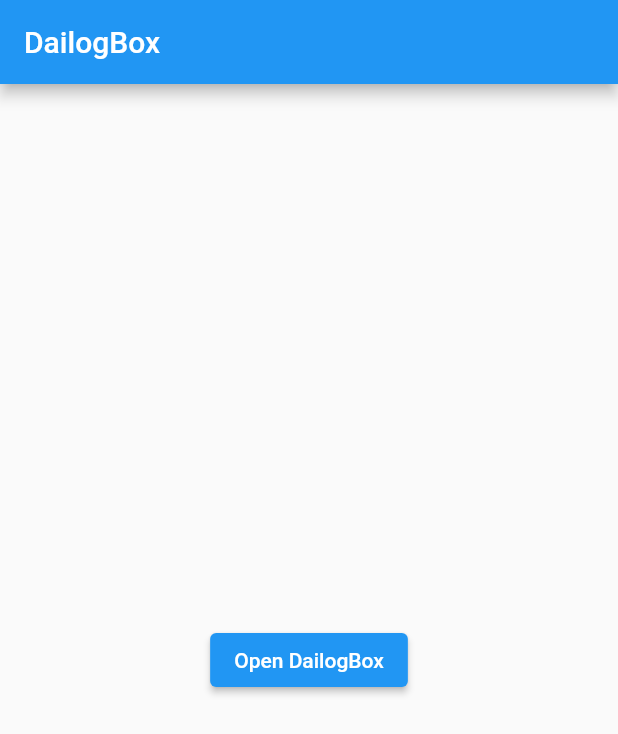
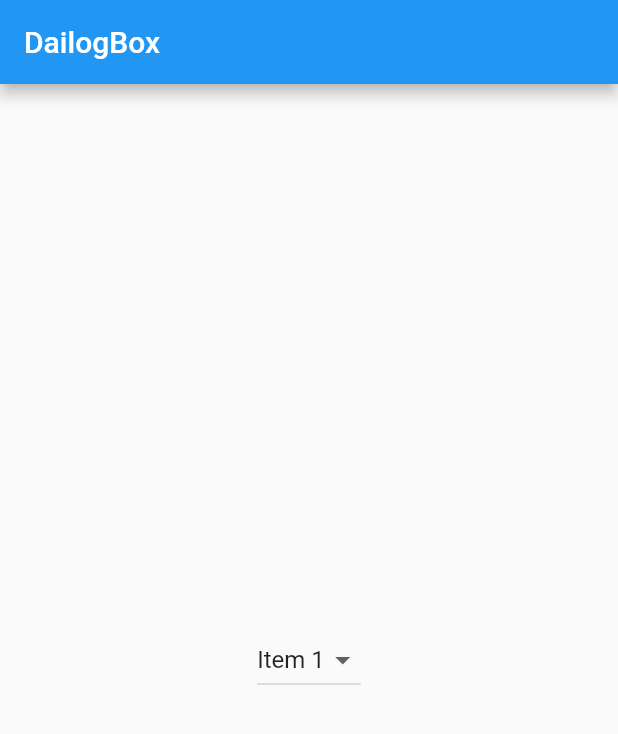
Before and after one commit to IsmailParacha/Fetch-Data-from-JSON-API, a Flutter app: the screen it shows after launch, on a phone screen of 412 x 824 dp. Shown: the top 734 px of the screen. Run offline on Flutter 3.47's test engine with Material 2 defaults, Android fonts, the phone set to English and light mode, and no system bars; our stand-ins replace animated_splash_screen, get; accounts and stored records are empty.

Commit message:
Simple DropDown buttom

```diff
--- /dev/null
+++ b/lib/DropDown Menu/DropDownMenu.dart
@@ -0,0 +1,33 @@
+import 'package:flutter/material.dart';
+
+class DropDownExample extends StatefulWidget {
+  const DropDownExample({super.key});
+
+  @override
+  State<DropDownExample> createState() => _DropDownExampleState();
+}
+
+class _DropDownExampleState extends State<DropDownExample> {
+  List<String> dropitem = ['Item 1', 'Item 2', 'item 3'];
+  String? selectedItem = 'Item 1';
+  @override
+  Widget build(BuildContext context) {
+    return Scaffold(
+        appBar: AppBar(
+          title: Text("DailogBox"),
+        ),
+        body: Center(
+          child: DropdownButton<String>(
+              value: selectedItem,
+              items: dropitem
+                  .map((item) => DropdownMenuItem<String>(
+                        value: item,
+                        child: Text(item),
+                      ))
+                  .toList(),
+              onChanged: (item) => setState(() {
+                    selectedItem = item;
+                  })),
+        ));
+  }
+}
--- a/lib/main.dart
+++ b/lib/main.dart
@@ -3,6 +3,7 @@ import 'package:flutter/material.dart';
 import 'package:get/get.dart';
 import 'package:ms_global/CheckBox/CheckBox.dart';
 import 'package:ms_global/DailogBox/DailogBox.dart';
+import 'package:ms_global/DropDown%20Menu/DropDownMenu.dart';
 import 'package:ms_global/ExpansionTile/Expansiontile.dart';
 import 'package:ms_global/Get%20State/Routes/mainPage.dart';
 import 'package:ms_global/Grid%20view/grid.dart';
@@ -31,7 +32,7 @@ class _MyAppState extends State<MyApp> {
       scaffoldMessengerKey: messengerKey,
       navigatorKey: navigatorKey,
       debugShowCheckedModeBanner: false,
-      home: DailogBoxExample(),
+      home: DropDownExample(),
       // home: Scaffold(
       //   // body: Property(),
       //   body: Center(
```
